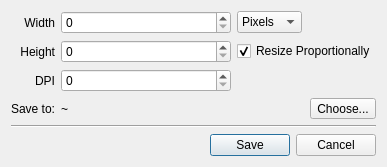
Before: the Qt Designer form ui/ScreenshotDialog.ui in lcbb/athena, drawn with Qt 5.
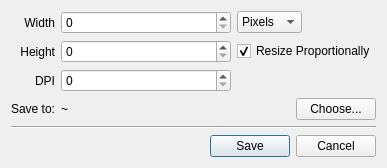
After: the same form once the commit is applied.

Commit message: Screenshot dialog features

Diff of the .ui file:
```diff
--- a/ui/ScreenshotDialog.ui
+++ b/ui/ScreenshotDialog.ui
@@ -101,13 +101,6 @@
      </item>
     </widget>
    </item>
-   <item row="4" column="3">
-    <widget class="QToolButton" name="toolButton">
-     <property name="text">
-      <string>Choose...</string>
-     </property>
-    </widget>
-   </item>
    <item row="4" column="1">
     <widget class="QLabel" name="label_5">
      <property name="text">
@@ -288,6 +281,13 @@
      </widget>
     </widget>
    </item>
+   <item row="4" column="3">
+    <widget class="QPushButton" name="dirChooserButton">
+     <property name="text">
+      <string>Choose...</string>
+     </property>
+    </widget>
+   </item>
   </layout>
  </widget>
  <resources/>
```
Left out of the diff: 4 changed lines with no effect on the pictures. The commit also changes 1 other file.
